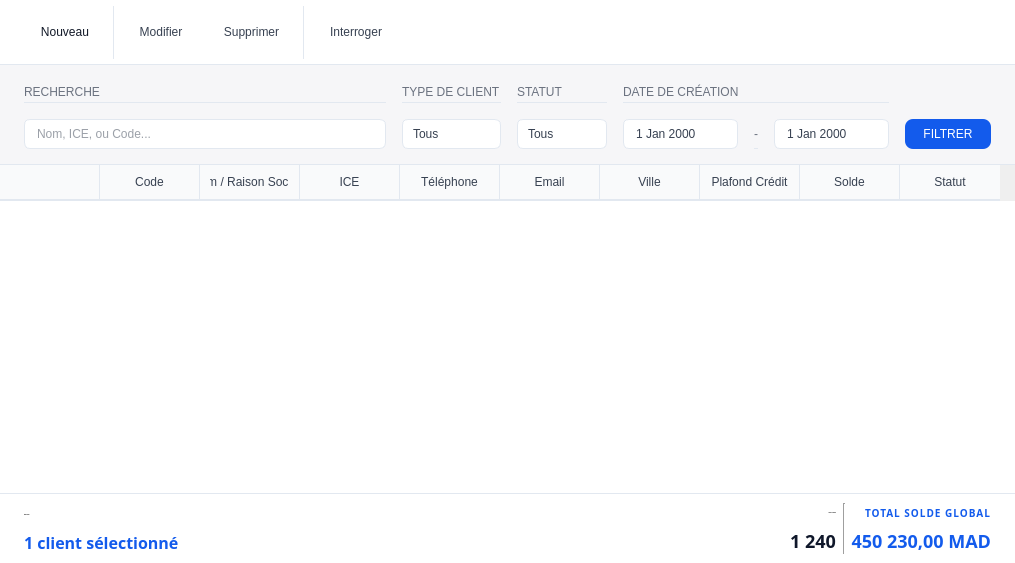
This is program/windows/liste_clients/liste_clients.ui in lak-barmajyat/ERP as Qt 5 draws it before an edit. The edited form follows.
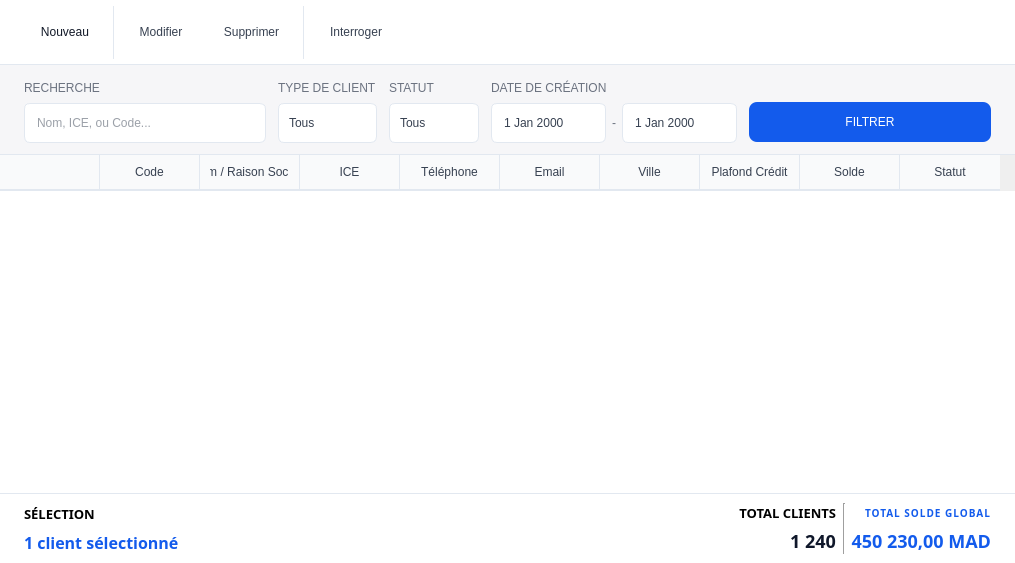
This is the edited form. Icons and pictures are not drawn.

The edit to the form file:
```diff
--- a/program/windows/liste_clients/liste_clients.ui
+++ b/program/windows/liste_clients/liste_clients.ui
@@ -271,18 +271,18 @@
        <property name="minimumSize">
         <size>
          <width>0</width>
-         <height>100</height>
+        <height>90</height>
         </size>
        </property>
        <property name="maximumSize">
         <size>
          <width>16777215</width>
-         <height>100</height>
+        <height>110</height>
         </size>
        </property>
        <property name="styleSheet">
         <string notr="true">
-QFrame {
+QFrame#filtersFrame {
     background-color: #f6f6f8;
     border-bottom: 1px solid #e2e8f0;
 }
@@ -359,22 +359,25 @@
        </property>
        <layout class="QHBoxLayout" name="filtersLayout">
         <property name="spacing">
-         <number>16</number>
+                 <number>12</number>
         </property>
         <property name="leftMargin">
          <number>24</number>
         </property>
         <property name="topMargin">
-         <number>16</number>
+                 <number>12</number>
         </property>
         <property name="rightMargin">
          <number>24</number>
         </property>
         <property name="bottomMargin">
-         <number>16</number>
+                 <number>12</number>
         </property>
         <item>
          <layout class="QVBoxLayout" name="_3">
+                    <property name="spacing">
+                     <number>4</number>
+                    </property>
           <item>
            <widget class="QLabel" name="lblFilter1">
             <property name="text">
@@ -387,6 +390,18 @@
           </item>
           <item>
            <widget class="QLineEdit" name="editSearch">
+                        <property name="minimumSize">
+                         <size>
+                            <width>0</width>
+                            <height>40</height>
+                         </size>
+                        </property>
+                        <property name="maximumSize">
+                         <size>
+                            <width>16777215</width>
+                            <height>40</height>
+                         </size>
+                        </property>
             <property name="placeholderText">
              <string>Nom, ICE, ou Code...</string>
             </property>
@@ -396,6 +411,9 @@
         </item>
         <item>
          <layout class="QVBoxLayout" name="_4">
+                    <property name="spacing">
+                     <number>4</number>
+                    </property>
           <item>
            <widget class="QLabel" name="lblFilter2">
             <property name="text">
@@ -411,9 +429,15 @@
             <property name="minimumSize">
              <size>
               <width>90</width>
-              <height>0</height>
+                            <height>40</height>
              </size>
             </property>
+                        <property name="maximumSize">
+                         <size>
+                            <width>16777215</width>
+                            <height>40</height>
+                         </size>
+                        </property>
             <item>
              <property name="text">
               <string>Tous</string>
@@ -435,6 +459,9 @@
         </item>
         <item>
          <layout class="QVBoxLayout" name="_5">
+          <property name="spacing">
+           <number>4</number>
+          </property>
           <item>
            <widget class="QLabel" name="lblFilter3">
             <property name="text">
@@ -450,9 +477,15 @@
             <property name="minimumSize">
              <size>
               <width>90</width>
-              <height>0</height>
+                            <height>40</height>
              </size>
             </property>
+                        <property name="maximumSize">
+                         <size>
+                            <width>16777215</width>
+                            <height>40</height>
+                         </size>
+                        </property>
             <item>
              <property name="text">
               <string>Tous</string>
@@ -474,6 +507,9 @@
         </item>
         <item>
          <layout class="QVBoxLayout" name="_6">
+          <property name="spacing">
+           <number>4</number>
+          </property>
           <item>
            <widget class="QLabel" name="lblFilter4">
             <property name="text">
@@ -486,14 +522,23 @@
           </item>
           <item>
            <layout class="QHBoxLayout" name="_7">
+                        <property name="spacing">
+                         <number>6</number>
+                        </property>
             <item>
              <widget class="QDateEdit" name="dateStart">
               <property name="minimumSize">
                <size>
                 <width>115</width>
-                <height>0</height>
+                                <height>40</height>
                </size>
               </property>
+                            <property name="maximumSize">
+                             <size>
+                                <width>16777215</width>
+                                <height>40</height>
+                             </size>
+                            </property>
               <property name="calendarPopup">
                <bool>true</bool>
               </property>
@@ -511,9 +556,15 @@
               <property name="minimumSize">
                <size>
                 <width>115</width>
-                <height>0</height>
+                                <height>40</height>
                </size>
               </property>
+                            <property name="maximumSize">
+                             <size>
+                                <width>16777215</width>
+                                <height>40</height>
+                             </size>
+                            </property>
               <property name="calendarPopup">
                <bool>true</bool>
               </property>
@@ -525,21 +576,48 @@
         </item>
         <item>
          <layout class="QVBoxLayout" name="_8">
+                    <property name="spacing">
+                     <number>0</number>
+                    </property>
           <item>
            <spacer>
             <property name="orientation">
              <enum>Qt::Vertical</enum>
             </property>
+                        <property name="sizeType">
+                         <enum>QSizePolicy::Fixed</enum>
+                        </property>
             <property name="sizeHint" stdset="0">
              <size>
-              <width>0</width>
-              <height>0</height>
+                            <width>11</width>
+                            <height>25</height>
              </size>
             </property>
            </spacer>
           </item>
           <item>
            <widget class="QPushButton" name="btnFilter">
+                        <property name="minimumSize">
+                         <size>
+                            <width>160</width>
+                            <height>36</height>
+                         </size>
+                        </property>
+                        <property name="sizePolicy">
+                         <sizepolicy hsizetype="Expanding" vsizetype="Fixed">
+                            <horstretch>1</horstretch>
+                            <verstretch>0</verstretch>
+                         </sizepolicy>
+                        </property>
+                        <property name="maximumSize">
+                         <size>
+                            <width>16777215</width>
+                            <height>40</height>
+                         </size>
+                        </property>
+                        <property name="cursor">
+                         <cursorShape>PointingHandCursor</cursorShape>
+                        </property>
             <property name="text">
              <string>FILTRER</string>
             </property>
@@ -699,7 +777,7 @@
             <property name="font">
              <font>
               <family>Overpass</family>
-              <pointsize>-1</pointsize>
+                            <pointsize>10</pointsize>
               <weight>75</weight>
               <bold>true</bold>
              </font>
@@ -749,7 +827,7 @@
             <property name="font">
              <font>
               <family>Overpass</family>
-              <pointsize>-1</pointsize>
+                            <pointsize>10</pointsize>
               <weight>75</weight>
               <bold>true</bold>
              </font>
@@ -770,7 +848,7 @@
             <property name="font">
              <font>
               <family>Overpass</family>
-              <pointsize>-1</pointsize>
+                            <pointsize>10</pointsize>
               <weight>75</weight>
               <bold>true</bold>
              </font>
```
Left out of the diff: 4 changed lines with no effect on the pictures.
